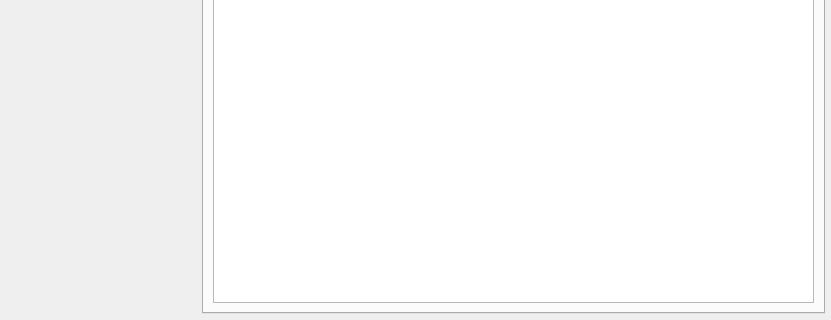
The window that src/modbus/SAKModbusDebugPage.ui (x-tools-author/x-tools) describes before a commit, drawn with Qt 5; both pictures show x 0 to 831 and y 335 to 655 of the 831 by 655 pixel window.
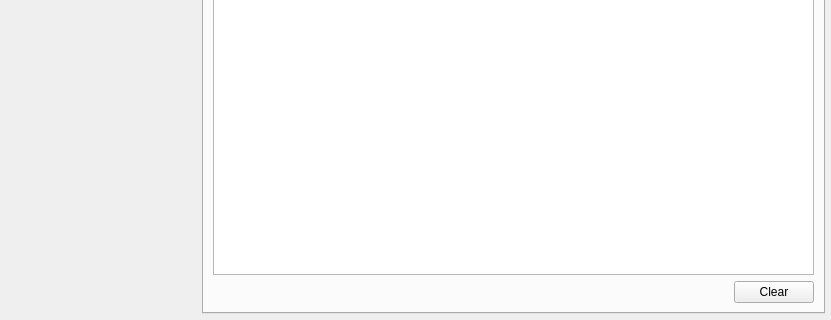
The same window after the commit.

Diff of the .ui file:
```diff
--- a/src/modbus/SAKModbusDebugPage.ui
+++ b/src/modbus/SAKModbusDebugPage.ui
@@ -39,6 +39,44 @@
        <item>
         <widget class="QTextBrowser" name="textBrowser"/>
        </item>
+       <item>
+        <widget class="QWidget" name="widget_2" native="true">
+         <layout class="QHBoxLayout" name="horizontalLayout">
+          <property name="leftMargin">
+           <number>0</number>
+          </property>
+          <property name="topMargin">
+           <number>0</number>
+          </property>
+          <property name="rightMargin">
+           <number>0</number>
+          </property>
+          <property name="bottomMargin">
+           <number>0</number>
+          </property>
+          <item>
+           <spacer name="horizontalSpacer">
+            <property name="orientation">
+             <enum>Qt::Horizontal</enum>
+            </property>
+            <property name="sizeHint" stdset="0">
+             <size>
+              <width>40</width>
+              <height>20</height>
+             </size>
+            </property>
+           </spacer>
+          </item>
+          <item>
+           <widget class="QPushButton" name="pushButton">
+            <property name="text">
+             <string>Clear</string>
+            </property>
+           </widget>
+          </item>
+         </layout>
+        </widget>
+       </item>
       </layout>
      </widget>
      <widget class="QWidget" name="coilsWidget">
```
Left out of the diff: 19 changed lines with no effect on the pictures.
